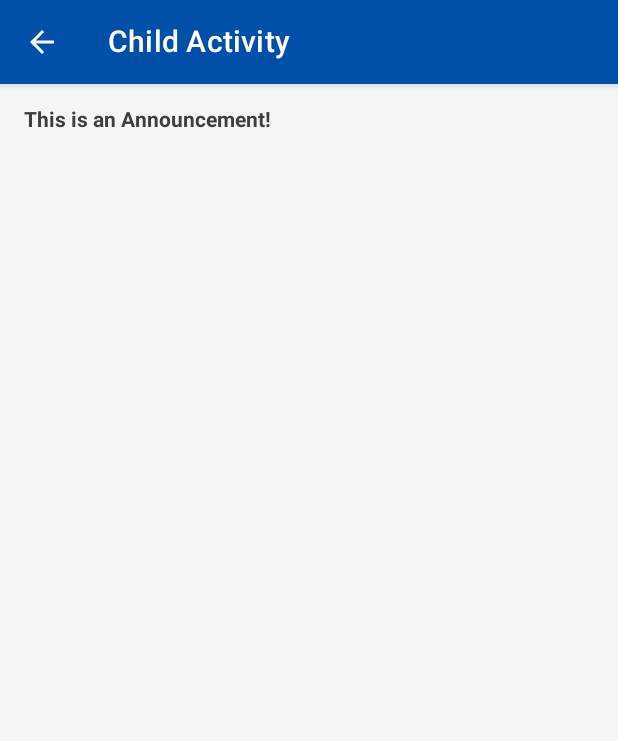
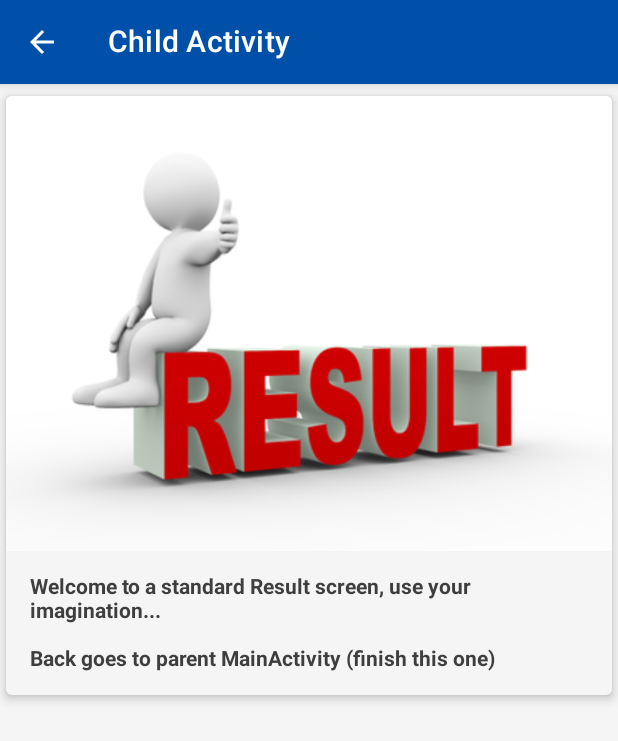
Before and after one commit to SkarCBR/Notification-Playground, an Android app built with Jetpack Compose: the ChildActivity screen opened directly, with no data from a screen before it, on a phone screen of 412 x 824 dp. Shown: the top 741 px of the screen. Run offline under Robolectric (Android 15) with nearby library versions, the phone set to English and light mode, and no system bars.

Commit message:
improve ChildActivity & Component

```diff
--- a/app/src/main/java/com/mrskar/notificationsplayground/ChildActivity.kt
+++ b/app/src/main/java/com/mrskar/notificationsplayground/ChildActivity.kt
@@ -6,29 +6,20 @@ import android.os.Bundle
 import androidx.activity.ComponentActivity
 import androidx.activity.compose.BackHandler
 import androidx.activity.compose.setContent
-import androidx.compose.foundation.layout.Column
 import androidx.compose.foundation.layout.fillMaxSize
-import androidx.compose.foundation.layout.fillMaxWidth
-import androidx.compose.foundation.layout.padding
 import androidx.compose.material.Icon
 import androidx.compose.material.IconButton
 import androidx.compose.material.MaterialTheme
 import androidx.compose.material.Scaffold
-import androidx.compose.material.SnackbarDuration
-import androidx.compose.material.SnackbarResult
 import androidx.compose.material.Text
 import androidx.compose.material.TopAppBar
 import androidx.compose.material.icons.Icons
 import androidx.compose.material.icons.outlined.ArrowBack
 import androidx.compose.material.rememberScaffoldState
 import androidx.compose.runtime.Composable
-import androidx.compose.runtime.LaunchedEffect
-import androidx.compose.ui.Alignment
 import androidx.compose.ui.Modifier
-import androidx.compose.ui.text.TextStyle
-import androidx.compose.ui.text.font.FontWeight
 import androidx.compose.ui.tooling.preview.Preview
-import androidx.compose.ui.unit.dp
+import com.mrskar.notificationsplayground.composables.ChildComponent
 import com.mrskar.notificationsplayground.ui.theme.NotificationsPlaygroundTheme
 
 class ChildActivity : ComponentActivity() {
@@ -38,7 +29,6 @@ class ChildActivity : ComponentActivity() {
         val isDarkMode = getSharedPreferences(
             getString(R.string.sharedpreferences_file), MODE_PRIVATE
         ).getBoolean(KEY_DARKMODE, false)
-        val comingFromNotification = intent.getBooleanExtra(ARG_IS_NOTIFICATION, false)
         setContent {
             val scaffoldState = rememberScaffoldState()
             NotificationsPlaygroundTheme(darkTheme = isDarkMode) {
@@ -59,27 +49,10 @@ class ChildActivity : ComponentActivity() {
                         )
                     }
                 ) {
-                    Text(
-                        modifier = Modifier.padding(16.dp),
-                        text = "This is an Announcement!",
-                        style = TextStyle(fontWeight = FontWeight.Bold)
+                    ChildComponent(
+                        comingFromNotification = intent.getBooleanExtra(ARG_IS_NOTIFICATION, false),
+                        scaffoldState = scaffoldState
                     )
-
-                    LaunchedEffect(comingFromNotification) {
-                        if (comingFromNotification) {
-                            val result = scaffoldState.snackbarHostState.showSnackbar(
-                                message = "Notification selected!",
-                                actionLabel = "Dismiss",
-                                duration = SnackbarDuration.Short
-                            )
-                            when (result) {
-                                SnackbarResult.Dismissed -> {
-                                }
-                                SnackbarResult.ActionPerformed -> {
-                                }
-                            }
-                        }
-                    }
                 }
                 BackHandler(enabled = true, onBack = { finish() })
             }
@@ -124,16 +97,7 @@ private fun DefaultPreview() {
                 )
             }
         ) {
-            Column(
-                modifier = Modifier.fillMaxWidth(),
-                horizontalAlignment = Alignment.CenterHorizontally
-            ) {
-                Text(
-                    modifier = Modifier.padding(16.dp),
-                    text = "This is an Announcement!",
-                    style = TextStyle(fontWeight = FontWeight.Bold)
-                )
-            }
+            ChildComponent(comingFromNotification = false, scaffoldState = scaffoldState)
         }
         BackHandler(enabled = true, onBack = { })
     }
--- /dev/null
+++ b/app/src/main/java/com/mrskar/notificationsplayground/composables/ChildComponent.kt
@@ -0,0 +1,82 @@
+package com.mrskar.notificationsplayground.composables
+
+import androidx.compose.foundation.Image
+import androidx.compose.foundation.layout.Column
+import androidx.compose.foundation.layout.fillMaxSize
+import androidx.compose.foundation.layout.fillMaxWidth
+import androidx.compose.foundation.layout.padding
+import androidx.compose.material.Card
+import androidx.compose.material.ScaffoldState
+import androidx.compose.material.SnackbarDuration
+import androidx.compose.material.SnackbarResult
+import androidx.compose.material.Text
+import androidx.compose.material.rememberScaffoldState
+import androidx.compose.runtime.Composable
+import androidx.compose.runtime.LaunchedEffect
+import androidx.compose.ui.Alignment
+import androidx.compose.ui.Modifier
+import androidx.compose.ui.res.painterResource
+import androidx.compose.ui.text.TextStyle
+import androidx.compose.ui.text.font.FontWeight
+import androidx.compose.ui.tooling.preview.Preview
+import androidx.compose.ui.unit.dp
+import com.mrskar.notificationsplayground.R
+
+@Composable
+fun ChildComponent(
+    comingFromNotification: Boolean,
+    scaffoldState: ScaffoldState,
+) {
+    Column(
+        Modifier
+            .fillMaxSize()
+            .padding(4.dp)) {
+        Card(
+            modifier = Modifier
+                .fillMaxWidth()
+                .padding(top = 4.dp, bottom = 4.dp),
+            elevation = 4.dp
+        ) {
+            Column(horizontalAlignment = Alignment.CenterHorizontally) {
+                Image(
+                    painter = painterResource(id = R.drawable.result_image),
+                    contentDescription = null,
+                    modifier = Modifier
+                        .align(Alignment.CenterHorizontally)
+                )
+                Text(
+                    modifier = Modifier
+                        .align(Alignment.CenterHorizontally)
+                        .padding(16.dp),
+                    text = "Welcome to a standard Result screen, use your imagination...\n\n" +
+                        "Back goes to parent MainActivity (finish this one)",
+                    style = TextStyle(
+                        fontWeight = FontWeight.Bold
+                    )
+                )
+            }
+        }
+
+        LaunchedEffect(comingFromNotification) {
+            if (comingFromNotification) {
+                val result = scaffoldState.snackbarHostState.showSnackbar(
+                    message = "Notification selected!",
+                    actionLabel = "Dismiss",
+                    duration = SnackbarDuration.Short
+                )
+                when (result) {
+                    SnackbarResult.Dismissed -> {
+                    }
+                    SnackbarResult.ActionPerformed -> {
+                    }
+                }
+            }
+        }
+    }
+}
+
+@Preview(showBackground = true)
+@Composable
+private fun DefaultPreview() {
+    ChildComponent(true, rememberScaffoldState())
+}
```
Also changed, not shown: app/src/main/res/drawable/result_image.jpg (added).
